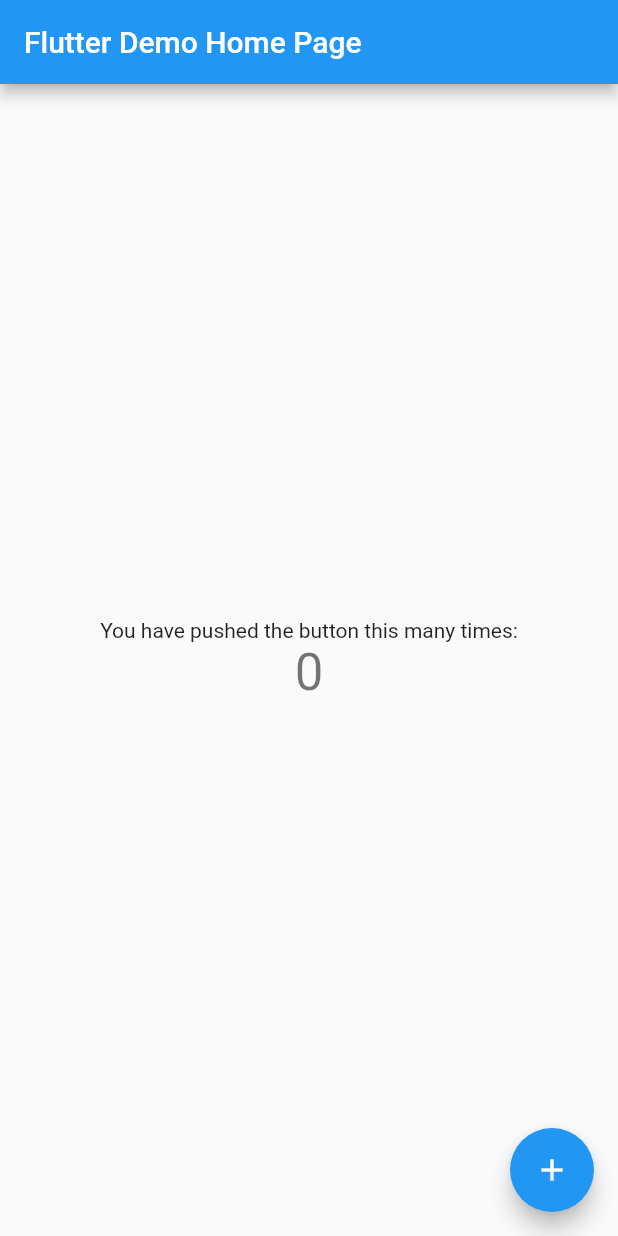
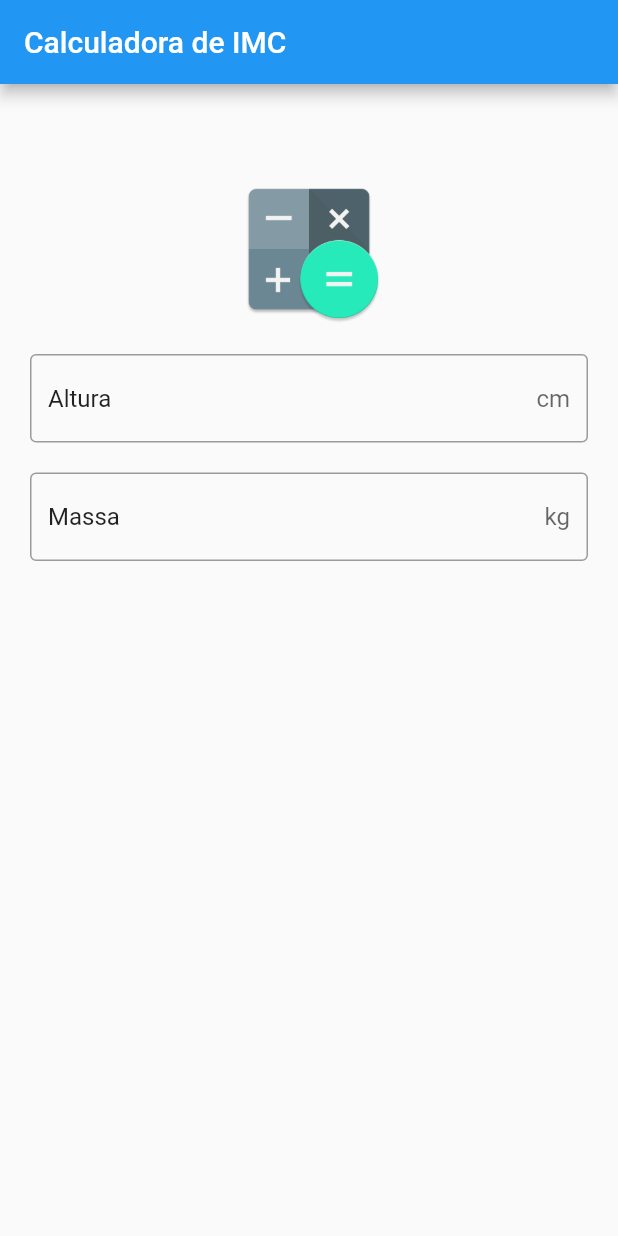
Before and after one commit to guibarbosadev/flutter-imc-calculator, a Flutter app: the screen it shows after launch, on a phone screen of 412 x 824 dp. Run offline on Flutter 3.47's test engine with Material 2 defaults, Android fonts, the phone set to English and light mode, and no system bars.

Commit message:
Saving working changes

```diff
--- /dev/null
+++ b/lib/imc_calculator.dart
@@ -0,0 +1,62 @@
+import 'package:flutter/material.dart';
+import 'package:imc_calculator/models/imc.dart';
+
+class ImcCalculator extends StatefulWidget {
+  @override
+  _ImcCalculatorState createState() => _ImcCalculatorState();
+}
+
+class _ImcCalculatorState extends State<ImcCalculator> {
+  Widget _buildTextfield(String controllerText, String suffixText) {
+    return Padding(
+                  padding: EdgeInsets.symmetric(vertical: 10.0),
+                                  child: Theme(
+                    data: Theme.of(context).copyWith(primaryColor: Colors.blue),
+                    child: TextField(
+                      controller: TextEditingController(
+                        text: controllerText
+                      ),
+                      decoration: InputDecoration(
+                        border: OutlineInputBorder(),
+                        suffixText: suffixText,
+                      ),
+                    ),
+                  ),
+                );
+  }
+
+  @override
+  Widget build(BuildContext context) {
+    final Widget logo = Padding(
+      padding: EdgeInsets.only(
+        top: 40.0,
+        bottom: 10.0,
+      ),
+      child: Image.asset(
+        'assets/images/calculator.png',
+        height: 100.0,
+        width: 100.0,
+      ),
+    );
+
+    return Scaffold(
+        appBar: AppBar(
+          title: Text('Calculadora de IMC'),
+        ),
+        body: Container(
+          padding: EdgeInsets.all(20.0),
+          width: double.infinity,
+          height: double.infinity,
+          child: Column(
+              crossAxisAlignment: CrossAxisAlignment.center,
+              children: <Widget>[
+                logo,
+                SingleChildScrollView(
+                  child:_buildTextfield('Altura', 'cm') ,)
+                ,
+                _buildTextfield('Massa', 'kg'),
+
+              ]),
+        ));
+  }
+}
--- a/lib/main.dart
+++ b/lib/main.dart
@@ -1,109 +1,8 @@
 import 'package:flutter/material.dart';
+import 'imc_calculator.dart';
 
-void main() => runApp(new MyApp());
-
-class MyApp extends StatelessWidget {
-  // This widget is the root of your application.
-  @override
-  Widget build(BuildContext context) {
-    return new MaterialApp(
-      title: 'Flutter Demo',
-      theme: new ThemeData(
-        // This is the theme of your application.
-        //
-        // Try running your application with "flutter run". You'll see the
-        // application has a blue toolbar. Then, without quitting the app, try
-        // changing the primarySwatch below to Colors.green and then invoke
-        // "hot reload" (press "r" in the console where you ran "flutter run",
-        // or press Run > Flutter Hot Reload in IntelliJ). Notice that the
-        // counter didn't reset back to zero; the application is not restarted.
-        primarySwatch: Colors.blue,
-      ),
-      home: new MyHomePage(title: 'Flutter Demo Home Page'),
-    );
-  }
+void main() {
+  runApp(MaterialApp(
+    home: ImcCalculator()
+  ));
 }
-
-class MyHomePage extends StatefulWidget {
-  MyHomePage({Key key, this.title}) : super(key: key);
-
-  // This widget is the home page of your application. It is stateful, meaning
-  // that it has a State object (defined below) that contains fields that affect
-  // how it looks.
-
-  // This class is the configuration for the state. It holds the values (in this
-  // case the title) provided by the parent (in this case the App widget) and
-  // used by the build method of the State. Fields in a Widget subclass are
-  // always marked "final".
-
-  final String title;
-
-  @override
-  _MyHomePageState createState() => new _MyHomePageState();
-}
-
-class _MyHomePageState extends State<MyHomePage> {
-  int _counter = 0;
-
-  void _incrementCounter() {
-    setState(() {
-      // This call to setState tells the Flutter framework that something has
-      // changed in this State, which causes it to rerun the build method below
-      // so that the display can reflect the updated values. If we changed
-      // _counter without calling setState(), then the build method would not be
-      // called again, and so nothing would appear to happen.
-      _counter++;
-    });
-  }
-
-  @override
-  Widget build(BuildContext context) {
-    // This method is rerun every time setState is called, for instance as done
-    // by the _incrementCounter method above.
-    //
-    // The Flutter framework has been optimized to make rerunning build methods
-    // fast, so that you can just rebuild anything that needs updating rather
-    // than having to individually change instances of widgets.
-    return new Scaffold(
-      appBar: new AppBar(
-        // Here we take the value from the MyHomePage object that was created by
-        // the App.build method, and use it to set our appbar title.
-        title: new Text(widget.title),
-      ),
-      body: new Center(
-        // Center is a layout widget. It takes a single child and positions it
-        // in the middle of the parent.
-        child: new Column(
-          // Column is also layout widget. It takes a list of children and
-          // arranges them vertically. By default, it sizes itself to fit its
-          // children horizontally, and tries to be as tall as its parent.
-          //
-          // Invoke "debug paint" (press "p" in the console where you ran
-          // "flutter run", or select "Toggle Debug Paint" from the Flutter tool
-          // window in IntelliJ) to see the wireframe for each widget.
-          //
-          // Column has various properties to control how it sizes itself and
-          // how it positions its children. Here we use mainAxisAlignment to
-          // center the children vertically; the main axis here is the vertical
-          // axis because Columns are vertical (the cross axis would be
-          // horizontal).
-          mainAxisAlignment: MainAxisAlignment.center,
-          children: <Widget>[
-            new Text(
-              'You have pushed the button this many times:',
-            ),
-            new Text(
-              '$_counter',
-              style: Theme.of(context).textTheme.display1,
-            ),
-          ],
-        ),
-      ),
-      floatingActionButton: new FloatingActionButton(
-        onPressed: _incrementCounter,
-        tooltip: 'Increment',
-        child: new Icon(Icons.add),
-      ), // This trailing comma makes auto-formatting nicer for build methods.
-    );
-  }
-}
--- /dev/null
+++ b/lib/models/imc.dart
@@ -0,0 +1,6 @@
+class Imc {
+  final double height;
+  final double mass;
+
+  Imc({this.height, this.mass});
+}
--- a/pubspec.yaml
+++ b/pubspec.yaml
@@ -37,7 +37,8 @@ flutter:
   uses-material-design: true
 
   # To add assets to your application, add an assets section, like this:
-  # assets:
+  assets:
+    - assets/images/calculator.png
   #  - images/a_dot_burr.jpeg
   #  - images/a_dot_ham.jpeg
 
```
Also changed, not shown: assets/images/calculator.png (added), 1 other file.
